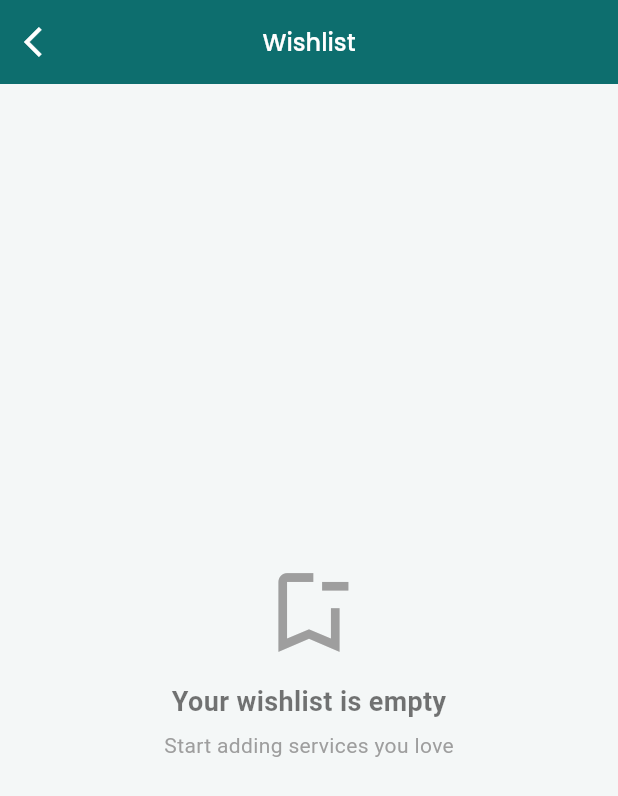
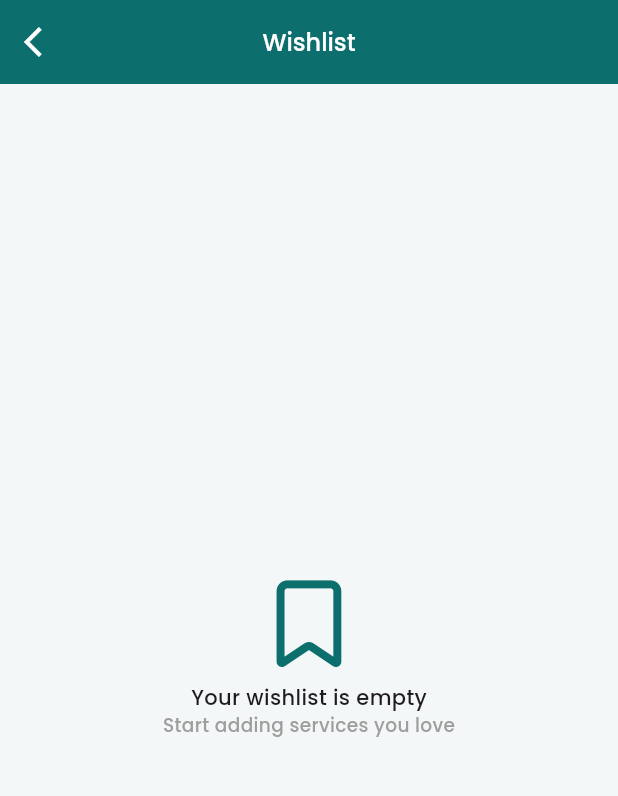
Before and after one commit to Akshay-Panika/Skills_app, a Flutter app: the DashboardScreen screen opened by its route, after a tap on the "bookmark" icon, on a phone screen of 412 x 824 dp. Shown: the top 796 px of the screen. Run offline on Flutter 3.47's test engine with Material 3 defaults, Android fonts, the phone set to English and light mode, and no system bars; our stand-ins replace cached_network_image, dio, file_picker, fluttertoast, font_awesome_flutter, geocoding and 8 more; accounts and stored records are empty; network calls fail; project files that could hold a hidden picture were left out.

Commit message:
git commit -m "first commit"

```diff
--- a/lib/features/chat/screen/chat_list_screen.dart
+++ b/lib/features/chat/screen/chat_list_screen.dart
@@ -414,7 +414,7 @@ class _EmptyState extends StatelessWidget {
       child: Column(
         mainAxisAlignment: MainAxisAlignment.center,
         children:  [
-          Icon(Icons.chat_bubble_outline,
+          FaIcon(FontAwesomeIcons.comment,
               size: context.sWidth*0.14, color: AppColor.primary),
           SizedBox(height: 10),
           Text("No chats found",
--- a/lib/features/dashboard/binding/dashboard_binding.dart
+++ b/lib/features/dashboard/binding/dashboard_binding.dart
@@ -1,13 +1,11 @@
 import 'package:get/get_core/src/get_main.dart';
 import 'package:get/get_instance/src/bindings_interface.dart';
 import 'package:get/get_instance/src/extension_instance.dart';
-
 import '../../account/controller/user_profile_controller.dart';
 import '../../category/controller/category_controller.dart';
 import '../../chat/controller/booking_controller.dart';
 import '../../chat/controller/booking_delete_controller.dart';
-import '../../home/controller/home_screen_controller.dart';
-import '../../home/screen/home_screen.dart';
+import '../../home/controller/home_scroll_controller.dart';
 import '../../location/controller/location_controller.dart';
 import '../../service/controller/service_list_controller.dart';
 import '../../skill/controller/service_delete_controller.dart';
@@ -17,6 +15,7 @@ import '../../wishlist/controller/wishlist_toggle_controller.dart';
 class DashboardBinding extends Bindings {
   @override
   void dependencies() {
+    Get.lazyPut(()=> HomeScrollController(), fenix: true);
     Get.lazyPut(()=> LocationController(), fenix: true);
     Get.lazyPut(()=> CategoryController(), fenix: true);
     Get.lazyPut(()=> ServiceListController(), fenix: true);
--- a/lib/features/dashboard/screen/dashboard_screen.dart
+++ b/lib/features/dashboard/screen/dashboard_screen.dart
@@ -1,10 +1,12 @@
 import 'package:flutter/material.dart';
 import 'package:font_awesome_flutter/font_awesome_flutter.dart';
+import 'package:get/get_connect/http/src/utils/utils.dart';
 import 'package:skills_app/core/constant/app_color.dart';
 import 'package:skills_app/core/constant/app_size.dart';
 import '../../../core/widget/app_dilog.dart';
 import '../../account/screen/account_screen.dart';
 import '../../chat/screen/chat_list_screen.dart';
+import '../../home/controller/home_scroll_controller.dart';
 import '../../home/screen/home_screen.dart';
 import 'package:get/get.dart';
 import '../../skill/screen/skill_screen.dart';
@@ -17,6 +19,7 @@ class DashboardScreen extends StatefulWidget {
 }
 
 class _DashboardScreenState extends State<DashboardScreen> {
+  final ctrl = Get.find<HomeScrollController>();
 
 
   int _currentIndex = 0;
@@ -52,6 +55,7 @@ class _DashboardScreenState extends State<DashboardScreen> {
 
   @override
   Widget build(BuildContext context) {
+
     return WillPopScope(
       onWillPop: _onWillPop,
       child: Scaffold(
@@ -60,6 +64,7 @@ class _DashboardScreenState extends State<DashboardScreen> {
           alignment: Alignment.bottomCenter,
           children: [
             _screens[_currentIndex],
+
             Container(
               height: context.sHeight * 0.086,
               color: Colors.transparent,
@@ -68,6 +73,17 @@ class _DashboardScreenState extends State<DashboardScreen> {
                 crossAxisAlignment: CrossAxisAlignment.start,
                 children: [
                   Expanded(
+                    child: Obx(() {
+                      final direction = ctrl.scrollDirection.value;
+                      final isHidden = direction == ScrollDirection.down;
+
+                      return AnimatedSlide(
+                        offset: isHidden ? Offset(0, 1.5) : Offset.zero,
+                        duration: Duration(milliseconds: 300),
+                        curve: Curves.easeInOut,
+                        child: AnimatedOpacity(
+                          opacity: isHidden ? 0.0 : 1.0,
+                          duration: Duration(milliseconds: 300),
                           child:  Container(
                             decoration: BoxDecoration(
                               borderRadius:  BorderRadius.only(
@@ -89,6 +105,10 @@ class _DashboardScreenState extends State<DashboardScreen> {
                             ),
                           ),
                         ),
+                      );
+                    }),
+                  ),
+
                   Container(
                     padding: EdgeInsets.only(
                         left: context.sWidth * 0.03,
--- /dev/null
+++ b/lib/features/home/controller/home_scroll_controller.dart
@@ -0,0 +1,135 @@
+// import 'package:flutter/material.dart';
+// import 'package:get/get.dart';
+//
+// enum ScrollDirection { initial, up, down }
+//
+// class HomeScrollController extends GetxController with GetTickerProviderStateMixin {
+//   final scrollController = ScrollController();
+//   final scrollDirection = ScrollDirection.initial.obs;
+//
+//   // Animation ke liye
+//   late AnimationController animationController;
+//   late Animation<Offset> slideAnimation;
+//
+//   double _lastOffset = 0;
+//
+//   @override
+//   void onInit() {
+//     super.onInit();
+//
+//     animationController = AnimationController(
+//       vsync: this,
+//       duration: const Duration(milliseconds: 300),
+//     );
+//
+//     slideAnimation = Tween<Offset>(
+//       begin: Offset.zero,        // visible
+//       end: const Offset(0, 1.5), // neeche chhup jayega
+//     ).animate(CurvedAnimation(
+//       parent: animationController,
+//       curve: Curves.easeInOut,
+//     ));
+//
+//     scrollController.addListener(_onScroll);
+//   }
+//
+//   void _onScroll() {
+//     final current = scrollController.offset;
+//
+//     if (current <= 0) {
+//       scrollDirection.value = ScrollDirection.initial;
+//       animationController.reverse(); // show
+//     } else if (current > _lastOffset) {
+//       scrollDirection.value = ScrollDirection.down;
+//       animationController.forward(); // hide
+//     } else if (current < _lastOffset) {
+//       scrollDirection.value = ScrollDirection.up;
+//       animationController.reverse(); // show
+//     }
+//
+//     _lastOffset = current;
+//   }
+//
+//   @override
+//   void onClose() {
+//     animationController.dispose();
+//     scrollController.removeListener(_onScroll);
+//     scrollController.dispose();
+//     super.onClose();
+//   }
+// }
+//
+// class HomeFilterController extends GetxController {
+//   final isExpanded = false.obs;
+//
+//   void toggle() {
+//     isExpanded.value = !isExpanded.value;
+//   }
+// }
+
+import 'package:flutter/material.dart';
+import 'package:get/get.dart';
+
+enum ScrollDirection { initial, up, down }
+
+class HomeScrollController extends GetxController with GetTickerProviderStateMixin {
+  final scrollController = ScrollController();
+  final scrollDirection = ScrollDirection.initial.obs;
+  final isHeaderPinned = false.obs;
+
+  static const double pinThreshold = 426;
+
+  late AnimationController animationController;
+  late Animation<Offset> slideAnimation;
+
+  double _lastOffset = 0;
+
+  @override
+  void onInit() {
+    super.onInit();
+
+    animationController = AnimationController(
+      vsync: this,
+      duration: const Duration(milliseconds: 300),
+    );
+
+    slideAnimation = Tween<Offset>(
+      begin: Offset.zero,
+      end: const Offset(0, 1.5),
+    ).animate(CurvedAnimation(
+      parent: animationController,
+      curve: Curves.easeInOut,
+    ));
+
+    scrollController.addListener(_onScroll);
+  }
+
+  void _onScroll() {
+    final current = scrollController.offset;
+
+    // Header pin logic NEW
+    isHeaderPinned.value = current >= pinThreshold;
+
+    // Existing scroll direction logic
+    if (current <= 0) {
+      scrollDirection.value = ScrollDirection.initial;
+      animationController.reverse();
+    } else if (current > _lastOffset) {
+      scrollDirection.value = ScrollDirection.down;
+      animationController.forward();
+    } else if (current < _lastOffset) {
+      scrollDirection.value = ScrollDirection.up;
+      animationController.reverse();
+    }
+
+    _lastOffset = current;
+  }
+
+  @override
+  void onClose() {
+    animationController.dispose();
+    scrollController.removeListener(_onScroll);
+    scrollController.dispose();
+    super.onClose();
+  }
+}
--- a/lib/features/home/screen/home_screen.dart
+++ b/lib/features/home/screen/home_screen.dart
@@ -11,6 +11,7 @@ import '../../location/widget/location_card.dart';
 import '../../notification/screen/notification_screen.dart';
 import '../../search/screen/search_screen.dart';
 import '../../service/controller/service_list_controller.dart';
+import '../controller/home_scroll_controller.dart';
 import '../widget/home_shimer_card.dart';
 import '../widget/invite_friend_card.dart';
 import '../widget/section_header.dart';
@@ -24,6 +25,8 @@ class HomeScreen extends StatefulWidget {
 }
 
 class _HomeScreenState extends State<HomeScreen> {
+
+  final _homeScrollController = Get.find<HomeScrollController>();
   final _locationController = Get.find<LocationController>();
   final _categoryController = Get.find<CategoryController>();
   final _serviceListController = Get.find<ServiceListController>();
@@ -44,14 +47,23 @@ class _HomeScreenState extends State<HomeScreen> {
         // systemOverlayStyle: SystemUiOverlayStyle.dark,
       ),
       body: Obx(() {
-        final isLoading = _categoryController.isLoading.value ||
-            !_locationController.isLocationLoaded.value;
+        final isLoading = !_locationController.isLocationLoaded.value
+        || _categoryController.isLoading.value;
 
         if (isLoading) {
           return HomeShimmerCard();
         }
 
-        return CustomScrollView(
+        return RefreshIndicator(
+          color: AppColor.primary,
+          onRefresh: () async {
+            await Future.wait([
+              _categoryController.getCategories(),
+              _serviceListController.fetchServiceList(),
+            ]);
+          },
+          child: CustomScrollView(
+            controller: _homeScrollController.scrollController,
             physics: const AlwaysScrollableScrollPhysics(),
             slivers: [
 
@@ -294,18 +306,77 @@ class _HomeScreenState extends State<HomeScreen> {
                     color:  Colors.white,
                     height: context.sWidth * 0.12,
                       padding: EdgeInsets.zero,
-                    child: SectionHeader(
-                      title: "Trending Skills",
-                      actionText:"See All",
-                      onTap: () {},
+                      child: Padding(
+                        padding: const EdgeInsets.symmetric(horizontal: 12),
+                        child: Row(
+                          mainAxisAlignment: MainAxisAlignment.spaceBetween,
+                          children: [
+                            Row(
+                              spacing: context.width*0.02,
+                              children: [
+                                Container(
+                                  width: context.width*0.01,
+                                  height: context.width*0.03,
+                                  decoration: BoxDecoration(
+                                    color: AppColor.primary,
+                                    borderRadius: BorderRadius.circular(4),
+                                  ),
+                                ),
+
+                                Text("Trending Skills",
+                                  style:  GoogleFonts.poppins(
+                                    fontWeight: FontWeight.w500,
+                                    fontSize: context.text14,
+                                    color: AppColor.title,
+                                  ),
+                                ),
+                              ],
+                            ),
+
+                            Obx(() => InkWell(
+                              onTap: () {
+                                if (_homeScrollController.isHeaderPinned.value) {
+                                  _homeScrollController.scrollController.animateTo(0,
+                                    duration: const Duration(milliseconds: 400),
+                                    curve: Curves.easeInOut,
+                                  );
+                                } else {
+                                  _homeScrollController.scrollController.animateTo(
+                                    HomeScrollController.pinThreshold,
+                                    duration: const Duration(milliseconds: 400),
+                                    curve: Curves.easeInOut,
+                                  );
+                                }
+                              },
+                              child: Row(
+                                children: [
+                                  Text(
+                                    _homeScrollController.isHeaderPinned.value ? "See Less" : "See All",
+                                    style:  GoogleFonts.poppins(
+                                      fontWeight: FontWeight.w400,
+                                      fontSize: context.text14,
+                                      color: AppColor.title,
+                                    ),
+                                  ),
+                                  const SizedBox(width: 6),
+                                  AnimatedRotation(
+                                    turns: _homeScrollController.isHeaderPinned.value ? 0.5 : 0.0,
+                                    duration: const Duration(milliseconds: 300),
+                                    child:  FaIcon(
+                                      FontAwesomeIcons.arrowUpLong,
+                                      size: context.sWidth*0.03,
+                                    ),
+                                  ),
+                                ],
+                              ),
+                            )),
+                          ],
+                        ),
                       )
                   ),
                 ),
 
-             SliverToBoxAdapter(
-              child: Obx(() {
-                // if (_serviceListController.isLoading.value) return const SizedBox();
-
+              Obx(() {
                 final hasLocation = _locationController.city.value.isNotEmpty ||
                     _locationController.state.value.isNotEmpty;
 
@@ -314,37 +385,40 @@ class _HomeScreenState extends State<HomeScreen> {
                 }).toList();
 
                 if (nearby.isEmpty) {
-                  return Padding(
+                  return SliverToBoxAdapter(
+                    child: Padding(
                       padding: EdgeInsets.only(
-                      top: _categoryController.categoryList.isNotEmpty ? 20 : 100,
+                        top: _categoryController.categoryList.isNotEmpty
+                            ? context.sWidth * 0.1
+                            : context.sWidth * 0.6,
                       ),
                       child: hasLocation ? EmptyServiceWidget() : LocationCard(),
+                    ),
                   );
                 }
 
-                return GridView.builder(
-                  shrinkWrap: true,
-                  padding:  EdgeInsets.symmetric(horizontal: context.sWidth*0.03,),
-                  physics: NeverScrollableScrollPhysics(),
+                return SliverPadding(
+                  padding: EdgeInsets.symmetric(horizontal: context.sWidth * 0.03),
+                  sliver: SliverGrid(
+                    delegate: SliverChildBuilderDelegate(
+                          (context, index) {
+                        final service = nearby[index];
+                        return ServiceCard(service: service);
+                      },
+                      childCount: nearby.length,
+                    ),
                     gridDelegate: SliverGridDelegateWithFixedCrossAxisCount(
                       crossAxisCount: 2,
-                    crossAxisSpacing: context.sWidth*0.02,
-                    mainAxisSpacing: context.sWidth*0.02,
-                    childAspectRatio: context.sWidth*0.002,
-                    // crossAxisCount: nearbyServices.length,
+                      crossAxisSpacing: context.sWidth * 0.02,
+                      mainAxisSpacing: context.sWidth * 0.02,
+                      childAspectRatio: context.sWidth * 0.002,
                     ),
-                  itemBuilder: (context, index) {
-                    final service = nearby[index];
-                    return ServiceCard(
-                      service: service,
-                    );
-                  },
-                  itemCount: nearby.length,
+                  ),
                 );
               }),
-            ),
               SliverToBoxAdapter(child: SizedBox(height: context.sHeight*0.1,),),
             ],
+          ),
         );
       }
       ),
--- a/lib/features/wishlist/screen/wishlist_screen.dart
+++ b/lib/features/wishlist/screen/wishlist_screen.dart
@@ -2,6 +2,7 @@ import 'package:cached_network_image/cached_network_image.dart';
 import 'package:flutter/material.dart';
 import 'package:font_awesome_flutter/font_awesome_flutter.dart';
 import 'package:get/get.dart';
+import 'package:google_fonts/google_fonts.dart';
 import 'package:skills_app/core/constant/app_color.dart';
 import 'package:skills_app/core/widget/my_appbar.dart';
 import '../../../core/constant/app_size.dart';
@@ -38,35 +39,7 @@ class WishlistScreen extends StatelessWidget {
         }
 
         if (wishlistController.services.isEmpty) {
-          return const Center(
-            child: Column(
-              mainAxisAlignment: MainAxisAlignment.center,
-              children: [
-                Icon(
-                  Icons.bookmark_remove_outlined,
-                  size: 70,
-                  color: Colors.grey,
-                ),
-                SizedBox(height: 12),
-                Text(
-                  "Your wishlist is empty",
-                  style: TextStyle(
-                    fontSize: 18,
-                    fontWeight: FontWeight.w600,
-                    color: Colors.black54,
-                  ),
-                ),
-                SizedBox(height: 6),
-                Text(
-                  "Start adding services you love",
-                  style: TextStyle(
-                    fontSize: 14,
-                    color: Colors.grey,
-                  ),
-                ),
-              ],
-            ),
-          );
+          return _EmptyState();
         }
         return  GridView.builder(
           shrinkWrap: true,
@@ -218,3 +191,25 @@ class _ServiceCard extends StatelessWidget {
     );
   }
 }
+
+
+class _EmptyState extends StatelessWidget {
+  const _EmptyState();
+
+  @override
+  Widget build(BuildContext context) {
+    return Center(
+      child: Column(
+        mainAxisAlignment: MainAxisAlignment.center,
+        children:  [
+          FaIcon(FontAwesomeIcons.bookmark,
+              size: context.sWidth*0.14, color: AppColor.primary),
+          SizedBox(height: 10),
+          Text("Your wishlist is empty",
+              style: GoogleFonts.poppins(fontWeight: FontWeight.w500)),
+          Text("Start adding services you love",style: GoogleFonts.poppins(fontWeight: FontWeight.w500,fontSize: context.text12,color: Colors.grey)),
+        ],
+      ),
+    );
+  }
+}
```
Also changed, not shown: lib/features/home/widget/section_header.dart (+21 -18 lines), lib/features/home/controller/home_screen_controller.dart (added). Lines whose indentation alone changed are shown as unchanged.
